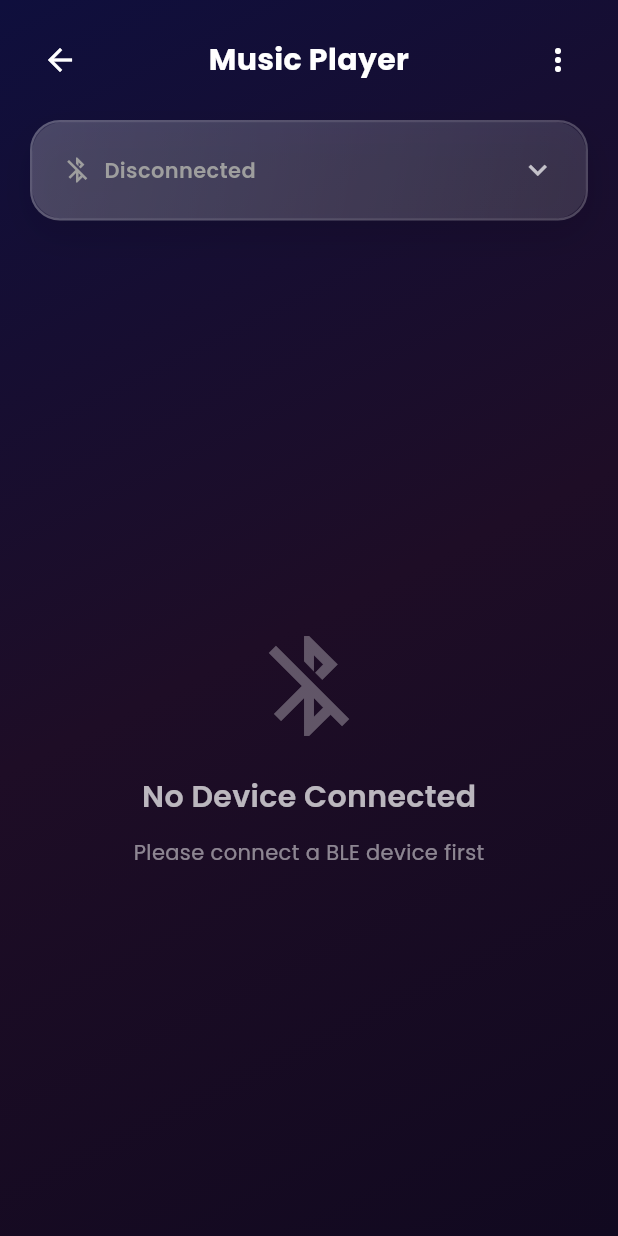
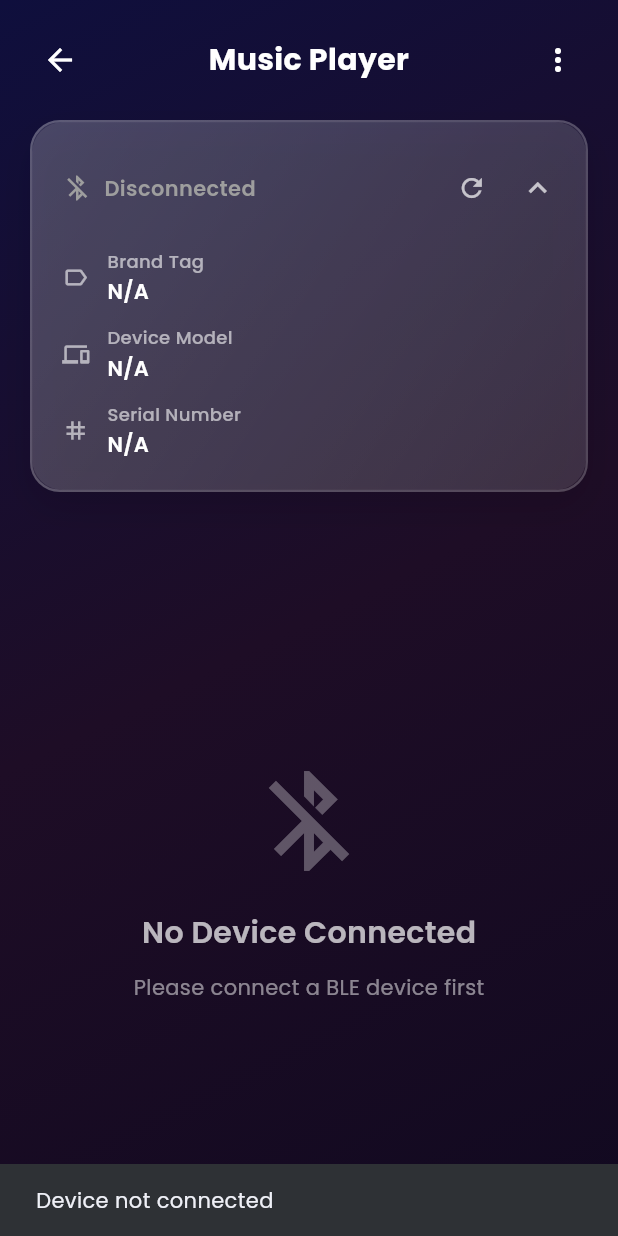
Before and after one commit to mrxdevs/ble_x, a Flutter app: the FunctionalMusicScreen screen opened directly, after a tap on "Disconnected", on a phone screen of 412 x 824 dp. Run offline on Flutter 3.47's test engine with Material 3 defaults, Android fonts, the light colour scheme and no system bars; our stand-ins replace animate_do, flutter_blue_plus, google_fonts, permission_handler; missing offline and left inert: flutter_ble_peripheral.

Commit message:
feat: Add BLE characteristic reading and subscription for music playback controls (play/pause, next, previous, volume) and disconnected device feedback.

```diff
--- a/lib/features/ble_plus/presentation/screens/functional_music_screen.dart
+++ b/lib/features/ble_plus/presentation/screens/functional_music_screen.dart
@@ -1,3 +1,5 @@
+import 'dart:convert';
+
 import 'package:flutter/material.dart';
 import 'package:provider/provider.dart';
 import '../viewmodels/ble_viewmodel.dart';
@@ -16,11 +18,14 @@
   bool _isRepeat = false;
   double _volume = 0.7;
   double _progress = 0.3;
-  bool _isInfoExpanded = true;
+  bool _isInfoExpanded = false;
+  bool _isNext = false;
+  bool _isPrevious = false;
 
   late AnimationController _playPauseController;
   late AnimationController _rotationController;
 
+  // Device info
   String? _brandTag;
   String? _deviceModel;
   String? _serialNumber;
@@ -50,7 +55,10 @@
 
   Future<void> _loadDeviceInfo() async {
     final viewModel = context.read<BleViewModel>();
-    if (viewModel.connectedDevice == null) return;
+    if (viewModel.connectedDevice == null) {
+      ScaffoldMessenger.of(context).showSnackBar(SnackBar(content: Text('Device not connected')));
+      return;
+    }
 
     setState(() {
       _isLoadingDeviceInfo = true;
@@ -58,7 +66,7 @@
 
     try {
       // Look for device information in characteristics
-      // You'll need to update these UUIDs based on your actual device
+
       for (var service in viewModel.services) {
         for (var char in service.characteristics) {
           if (char.isReadable) {
@@ -68,12 +76,33 @@
 
               // Try to identify characteristics by UUID or name
               // Update these conditions based on your device's actual UUIDs
-              if (char.uuid.toLowerCase().contains('brand') || char.uuid.endsWith('0001')) {
+              if (char.uuid.endsWith('100001')) {
                 _brandTag = value;
-              } else if (char.uuid.toLowerCase().contains('model') || char.uuid.endsWith('0002')) {
+              } else if (char.uuid.endsWith('100002')) {
                 _deviceModel = value;
-              } else if (char.uuid.toLowerCase().contains('serial') || char.uuid.endsWith('0003')) {
+              } else if (char.uuid.endsWith('100003')) {
                 _serialNumber = value;
+              } else if (char.uuid.endsWith('300001')) {
+                _isPlaying = value == "01";
+                print("isPlaying: $value");
+              } else if (char.uuid.endsWith('300002')) {
+                _isNext = value == "01";
+                print("isNext: $value");
+              } else if (char.uuid.endsWith('300003')) {
+                _isPrevious = value == "01";
+                print("isPrevious: $value");
+              } else if (char.uuid.endsWith('300004')) {
+                _volume = double.parse(value) / 100;
+                print("volume: $value");
+                viewModel.subscribeToCharacteristic(char).listen((value) {
+                  // Update the characteristic value in the ViewModel
+                  viewModel.updateCharacteristicValue(char, value);
+                  print("volume on listen: ${utf8.decode(value)}");
+                  _volume = double.parse(utf8.decode(value)) / 100;
+
+                  // Decode the notification value for display
+                  final decodedValue = char.copyWith(value: value).valueAsString;
+                });
               }
             } catch (e) {
               // Ignore read errors for individual characteristics
```
